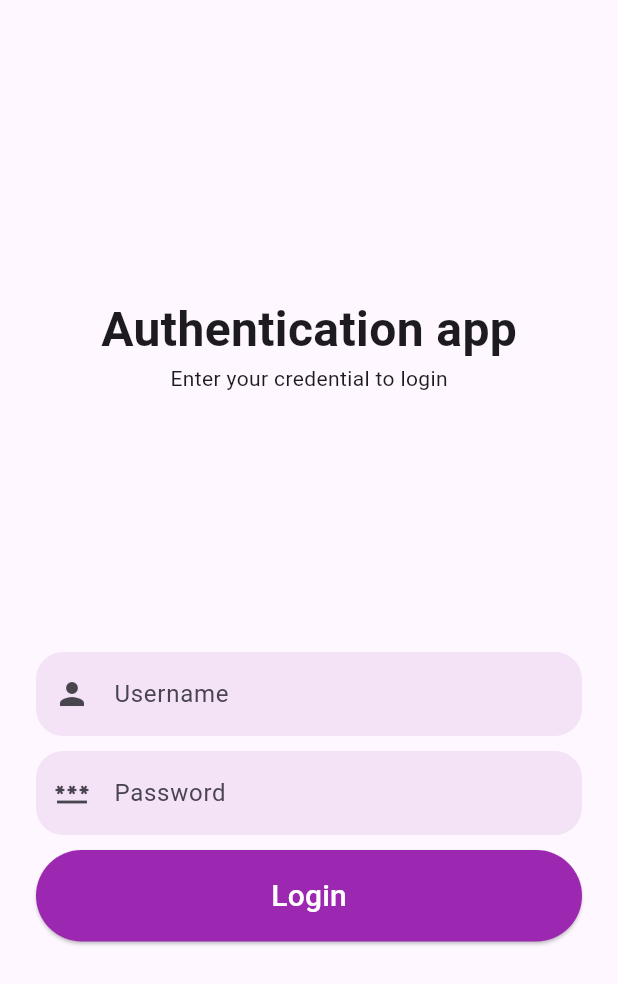
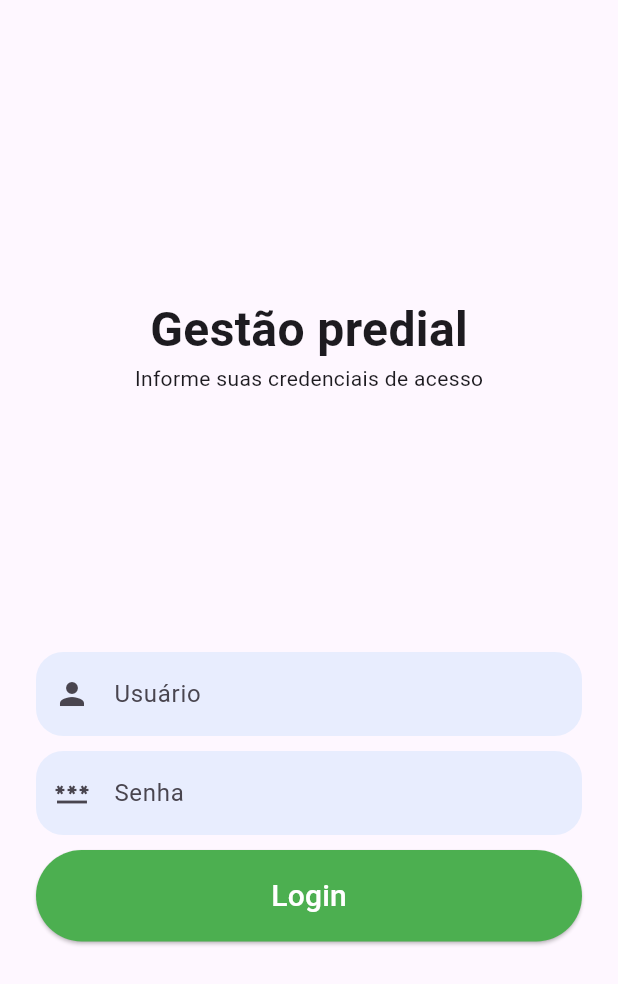
Before and after one commit to bernardo-amaral/flutter-budget-planner, a Flutter app: the screen it shows after launch, on a phone screen of 412 x 824 dp. Shown: the top 984 px of the screen. Run offline on Flutter 3.47's test engine with Material 3 defaults, Android fonts, the phone set to English and light mode, and no system bars.

Commit message:
Refactor project structure and update dependencies
- Removed unused Swift module cache files from the macOS build.
- Added a new routes configuration file for better navigation management.
- Updated home and login pages to reflect new routing and UI changes.
- Modified drawer menu to remove unnecessary options and update application information.
- Updated pubspec.lock to reflect new dependency versions and Dart SDK constraints.

```diff
--- /dev/null
+++ b/lib/config/routes.dart
@@ -0,0 +1,19 @@
+import 'package:flutter/material.dart';
+import 'package:login_app/home.dart';
+import 'package:login_app/login.dart';
+
+class Routes {
+  static const String home = HomePage.routeName;
+  static const String login = LoginPage.routeName;
+  // static const String patientCreate = PatientCreatePage.routeName;
+
+  static Map<String, WidgetBuilder> getRoute() {
+    return <String, WidgetBuilder>{
+      HomePage.routeName: (_) => HomePage(),
+      LoginPage.routeName: (_) => LoginPage(),
+      // PatientsSchedulePage.routeName: (_) => PatientsSchedulePage(),
+      // PatientCreatePage.routeName: (_) => PatientCreatePage(),
+      // CreateAppointmentPage.routeName: (_) => CreateAppointmentPage(),
+    };
+  }
+}
--- a/lib/login.dart
+++ b/lib/login.dart
@@ -1,7 +1,9 @@
 //https://techdynasty.medium.com/login-signup-page-design-with-code-c593e7c82a4c
 import 'package:flutter/material.dart';
+import 'package:login_app/config/routes.dart';
 
 class LoginPage extends StatelessWidget {
+  static const String routeName = '/login';
   const LoginPage({super.key});
 
   @override
@@ -29,10 +31,10 @@ class LoginPage extends StatelessWidget {
     return const Column(
       children: [
         Text(
-          "Authentication app",
+          "Gestão predial",
           style: TextStyle(fontSize: 32, fontWeight: FontWeight.bold),
         ),
-        Text("Enter your credential to login"),
+        Text("Informe suas credenciais de acesso"),
       ],
     );
   }
@@ -43,22 +45,22 @@ class LoginPage extends StatelessWidget {
       children: [
         TextField(
           decoration: InputDecoration(
-              hintText: "Username",
+              hintText: "Usuário",
               border: OutlineInputBorder(
                   borderRadius: BorderRadius.circular(18),
                   borderSide: BorderSide.none),
-              fillColor: Colors.purple.withValues(alpha: 0.1),
+              fillColor: Colors.blue.withValues(alpha: 0.1),
               filled: true,
               prefixIcon: const Icon(Icons.person)),
         ),
         const SizedBox(height: 10),
         TextField(
           decoration: InputDecoration(
-            hintText: "Password",
+            hintText: "Senha",
             border: OutlineInputBorder(
                 borderRadius: BorderRadius.circular(18),
                 borderSide: BorderSide.none),
-            fillColor: Colors.purple.withValues(alpha: 0.1),
+            fillColor: Colors.blue.withValues(alpha: 0.1),
             filled: true,
             prefixIcon: const Icon(Icons.password),
           ),
@@ -66,11 +68,13 @@ class LoginPage extends StatelessWidget {
         ),
         const SizedBox(height: 10),
         ElevatedButton(
-          onPressed: () {},
+          onPressed: () {
+            Navigator.pushReplacementNamed(context, Routes.home);
+          },
           style: ElevatedButton.styleFrom(
             shape: const StadiumBorder(),
             padding: const EdgeInsets.symmetric(vertical: 16),
-            backgroundColor: Colors.purple,
+            backgroundColor: Colors.green,
           ),
           child: const Text(
             "Login",
@@ -86,7 +90,7 @@ class LoginPage extends StatelessWidget {
       onPressed: () {},
       child: const Text(
         "Forgot password?",
-        style: TextStyle(color: Colors.purple),
+        style: TextStyle(color: Colors.blue),
       ),
     );
   }
@@ -100,7 +104,7 @@ class LoginPage extends StatelessWidget {
             onPressed: () {},
             child: const Text(
               "Sign Up",
-              style: TextStyle(color: Colors.purple),
+              style: TextStyle(color: Colors.blue),
             ))
       ],
     );
```
Also changed, not shown: lib/home.dart (+22 -15 lines), lib/widgets/DrawerMenu /drawer_menu.dart (+5 -31 lines), pubspec.lock, 136 other files.
